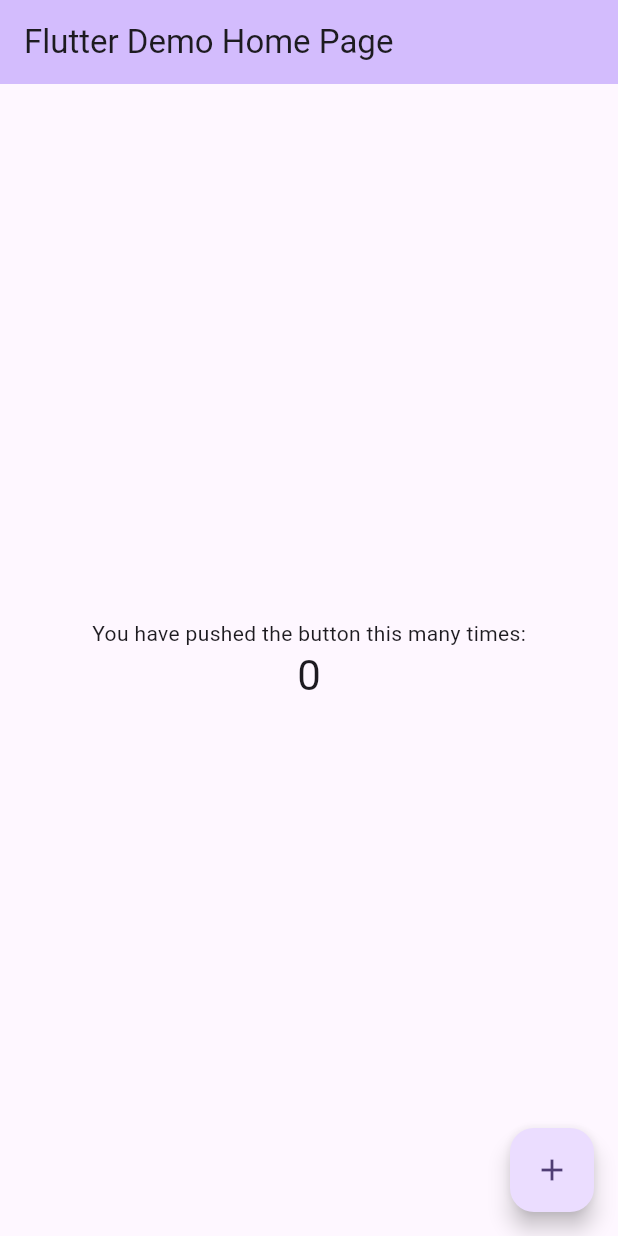
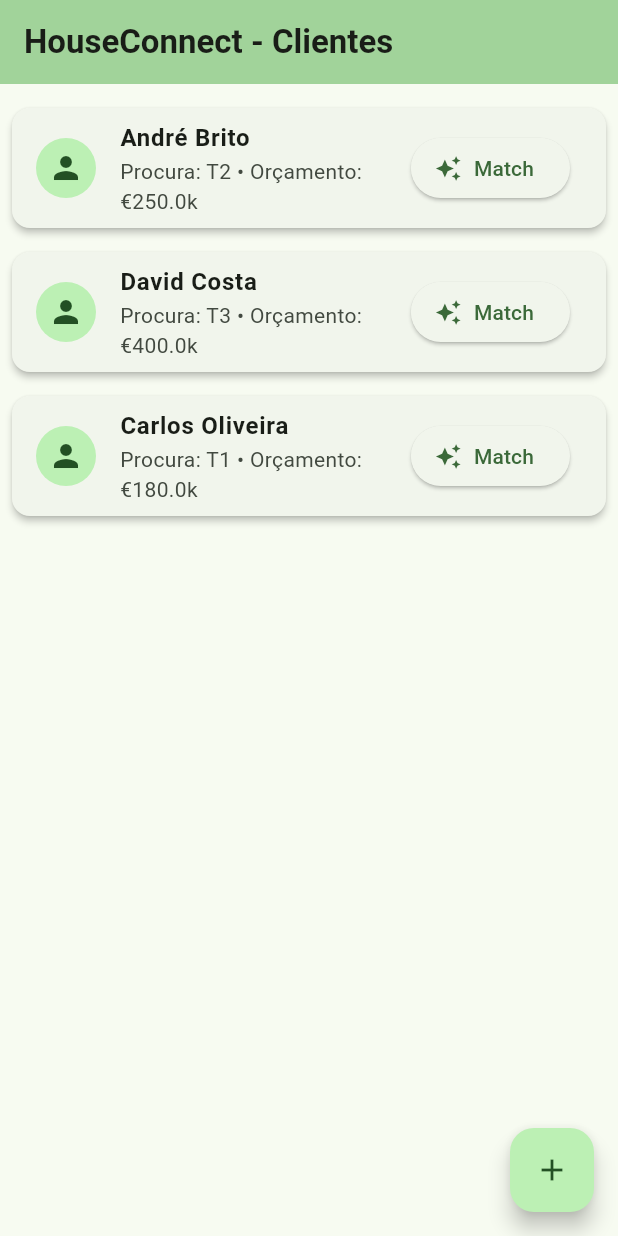
Before and after one commit to DavidCosta2695/Projeto-Final, a Flutter app: the screen it shows after launch, on a phone screen of 412 x 824 dp. Run offline on Flutter 3.47's test engine with Material 3 defaults, Android fonts, the phone set to English and light mode, and no system bars.

Commit message:
Alterações na formatação das pastas, separação do codigo em diferentes ficheiros para melhor interpretação

```diff
--- /dev/null
+++ b/lib/ecras/lista_clientes.dart
@@ -0,0 +1,63 @@
+import 'package:flutter/material.dart';
+import '../data/mod.dart';
+import 'pag_match.dart';
+
+class ListaClientes extends StatelessWidget {
+  const ListaClientes({super.key});
+
+  @override
+  Widget build(BuildContext context) {
+    return Scaffold(
+      appBar: AppBar(
+        title: const Text(
+          'HouseConnect - Clientes',
+          style: TextStyle(fontWeight: FontWeight.bold),
+        ),
+        backgroundColor: Theme.of(context).colorScheme.inversePrimary,
+      ),
+      body: ListView.builder(
+        padding: const EdgeInsets.all(8.0),
+        itemCount: clientes.length,
+        itemBuilder: (context, index) {
+          final client = clientes[index];
+          return Card(
+            elevation: 2,
+            margin: const EdgeInsets.symmetric(vertical: 8.0),
+            child: ListTile(
+              leading: const CircleAvatar(child: Icon(Icons.person)),
+              title: Text(
+                client.name,
+                style: const TextStyle(fontWeight: FontWeight.bold),
+              ),
+              subtitle: Text(
+                'Procura: ${client.desiredType} • Orçamento: €${client.maxBudget / 1000}k',
+              ),
+              trailing: ElevatedButton.icon(
+                icon: const Icon(Icons.auto_awesome),
+                label: const Text('Match'),
+                onPressed: () {
+                  Navigator.push(
+                    context,
+                    MaterialPageRoute(
+                      builder: (context) => MatchPage(client: client),
+                    ),
+                  );
+                },
+              ),
+            ),
+          );
+        },
+      ),
+      floatingActionButton: FloatingActionButton(
+        onPressed: () {
+          ScaffoldMessenger.of(context).showSnackBar(
+            const SnackBar(
+              content: Text('Funcionalidade de adicionar cliente em breve!'),
+            ),
+          );
+        },
+        child: const Icon(Icons.add),
+      ),
+    );
+  }
+}
--- a/lib/main.dart
+++ b/lib/main.dart
@@ -1,122 +1,23 @@
 import 'package:flutter/material.dart';
+import 'ecras/lista_clientes.dart';
 
 void main() {
-  runApp(const MyApp());
+  runApp(const HouseConnectApp());
 }
 
-class MyApp extends StatelessWidget {
-  const MyApp({super.key});
+class HouseConnectApp extends StatelessWidget {
+  const HouseConnectApp({super.key});
 
-  // This widget is the root of your application.
   @override
   Widget build(BuildContext context) {
     return MaterialApp(
-      title: 'Flutter Demo',
+      title: 'HouseConnect',
+      debugShowCheckedModeBanner: false,
       theme: ThemeData(
-        // This is the theme of your application.
-        //
-        // TRY THIS: Try running your application with "flutter run". You'll see
-        // the application has a purple toolbar. Then, without quitting the app,
-        // try changing the seedColor in the colorScheme below to Colors.green
-        // and then invoke "hot reload" (save your changes or press the "hot
-        // reload" button in a Flutter-supported IDE, or press "r" if you used
-        // the command line to start the app).
-        //
-        // Notice that the counter didn't reset back to zero; the application
-        // state is not lost during the reload. To reset the state, use hot
-        // restart instead.
-        //
-        // This works for code too, not just values: Most code changes can be
-        // tested with just a hot reload.
-        colorScheme: .fromSeed(seedColor: Colors.deepPurple),
+        colorScheme: ColorScheme.fromSeed(seedColor: Colors.green),
+        useMaterial3: true,
       ),
-      home: const MyHomePage(title: 'Flutter Demo Home Page'),
+      home: const ListaClientes(),
     );
   }
 }
-
-class MyHomePage extends StatefulWidget {
-  const MyHomePage({super.key, required this.title});
-
-  // This widget is the home page of your application. It is stateful, meaning
-  // that it has a State object (defined below) that contains fields that affect
-  // how it looks.
-
-  // This class is the configuration for the state. It holds the values (in this
-  // case the title) provided by the parent (in this case the App widget) and
-  // used by the build method of the State. Fields in a Widget subclass are
-  // always marked "final".
-
-  final String title;
-
-  @override
-  State<MyHomePage> createState() => _MyHomePageState();
-}
-
-class _MyHomePageState extends State<MyHomePage> {
-  int _counter = 0;
-
-  void _incrementCounter() {
-    setState(() {
-      // This call to setState tells the Flutter framework that something has
-      // changed in this State, which causes it to rerun the build method below
-      // so that the display can reflect the updated values. If we changed
-      // _counter without calling setState(), then the build method would not be
-      // called again, and so nothing would appear to happen.
-      _counter++;
-    });
-  }
-
-  @override
-  Widget build(BuildContext context) {
-    // This method is rerun every time setState is called, for instance as done
-    // by the _incrementCounter method above.
-    //
-    // The Flutter framework has been optimized to make rerunning build methods
-    // fast, so that you can just rebuild anything that needs updating rather
-    // than having to individually change instances of widgets.
-    return Scaffold(
-      appBar: AppBar(
-        // TRY THIS: Try changing the color here to a specific color (to
-        // Colors.amber, perhaps?) and trigger a hot reload to see the AppBar
-        // change color while the other colors stay the same.
-        backgroundColor: Theme.of(context).colorScheme.inversePrimary,
-        // Here we take the value from the MyHomePage object that was created by
-        // the App.build method, and use it to set our appbar title.
-        title: Text(widget.title),
-      ),
-      body: Center(
-        // Center is a layout widget. It takes a single child and positions it
-        // in the middle of the parent.
-        child: Column(
-          // Column is also a layout widget. It takes a list of children and
-          // arranges them vertically. By default, it sizes itself to fit its
-          // children horizontally, and tries to be as tall as its parent.
-          //
-          // Column has various properties to control how it sizes itself and
-          // how it positions its children. Here we use mainAxisAlignment to
-          // center the children vertically; the main axis here is the vertical
-          // axis because Columns are vertical (the cross axis would be
-          // horizontal).
-          //
-          // TRY THIS: Invoke "debug painting" (choose the "Toggle Debug Paint"
-          // action in the IDE, or press "p" in the console), to see the
-          // wireframe for each widget.
-          mainAxisAlignment: .center,
-          children: [
-            const Text('You have pushed the button this many times:'),
-            Text(
-              '$_counter',
-              style: Theme.of(context).textTheme.headlineMedium,
-            ),
-          ],
-        ),
-      ),
-      floatingActionButton: FloatingActionButton(
-        onPressed: _incrementCounter,
-        tooltip: 'Increment',
-        child: const Icon(Icons.add),
-      ),
-    );
-  }
-}
```
Also changed, not shown: lib/data/mod.dart (added, +35 -0 lines), lib/ecras/pag_match.dart (added, +79 -0 lines), lib/modelos/cliente.dart (added, +11 -0 lines), lib/modelos/propriedade.dart (added, +13 -0 lines), lib/data/bd.dart (added), 1 other file.
